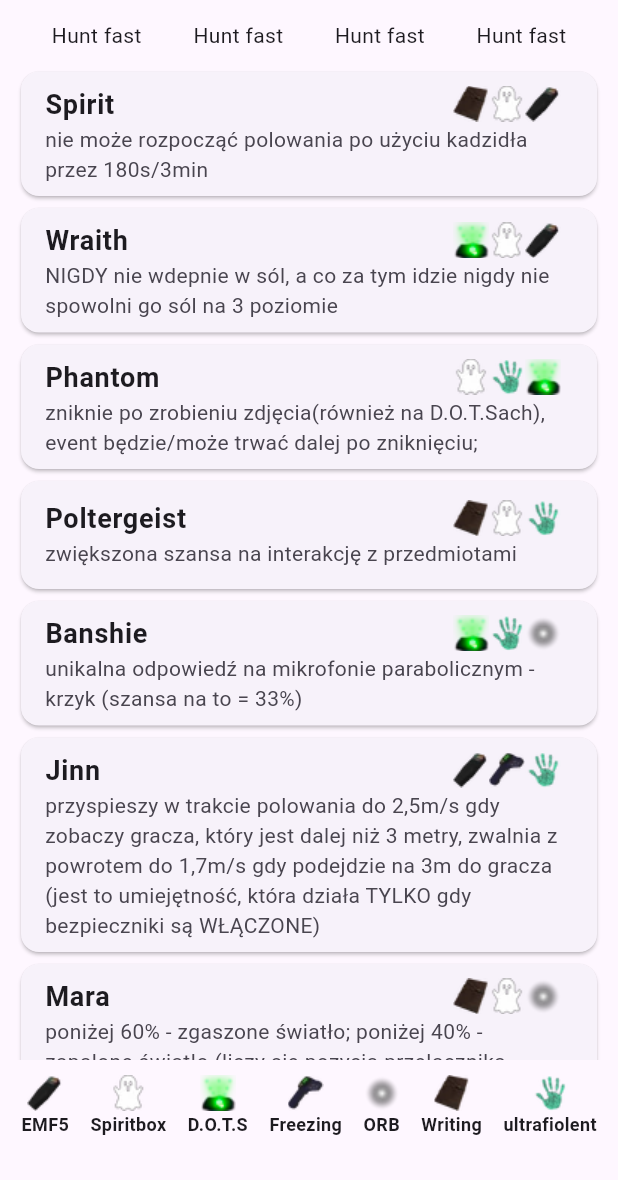
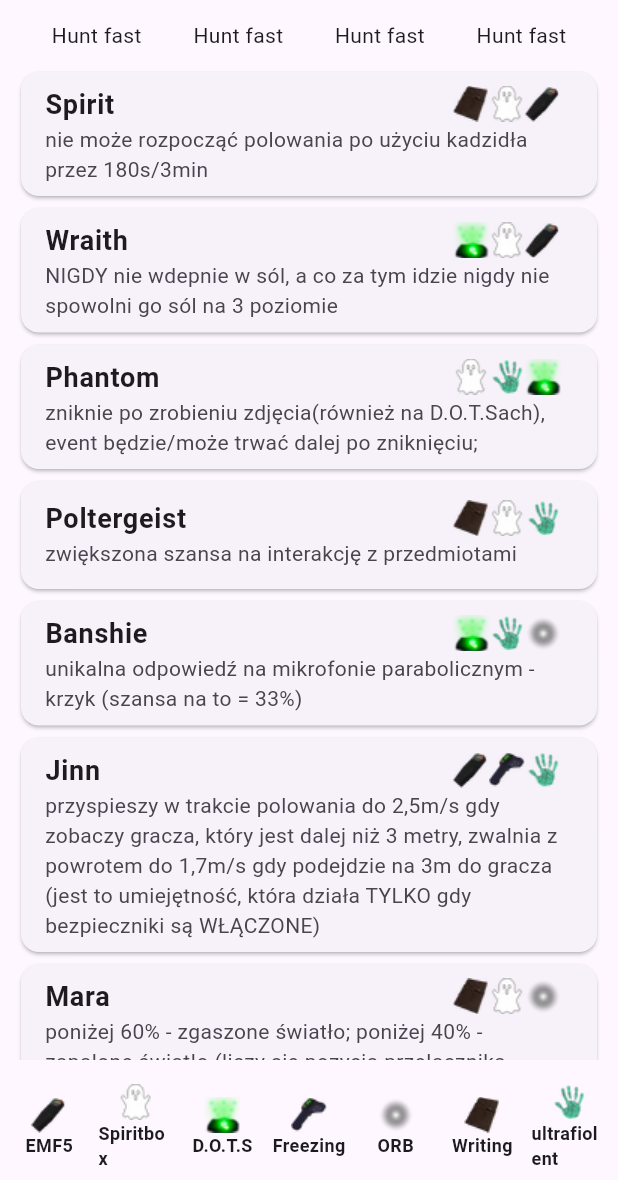
Before and after one commit to kakus94/flutter_phasmohelper, a Flutter app: the screen it shows after launch, on a phone screen of 412 x 824 dp, the part 56-1236 px from its top. Run offline on Flutter 3.47's test engine with Material 3 defaults, Android fonts, the light colour scheme and no system bars; our stand-ins replace flutter_bloc, get_it, go_router; generated files the repository leaves out were written again.

Commit message:
refactor code

```diff
--- a/lib/main/subview/bottom_navbar.dart
+++ b/lib/main/subview/bottom_navbar.dart
@@ -1,3 +1,5 @@
+import 'dart:math';
+
 import 'package:flutter/material.dart';
 import 'package:flutter_bloc/flutter_bloc.dart';
 import 'package:flutter_phasmohelper/config/di.dart';
@@ -11,7 +13,7 @@ class BottomNavbar extends StatelessWidget {
 
   Color getColor(Evidence evidence) {
     if (getIt<MainCubit>().isEvidence(evidence)) {
-      return Colors.green;
+      return Colors.green.shade200;
     } else {
       return Colors.transparent;
     }
@@ -34,56 +36,47 @@ class BottomNavbar extends StatelessWidget {
               child: Row(
                 mainAxisAlignment: MainAxisAlignment.spaceEvenly,
                 children: [
-
-                  Container(
-                      color: getColor(Evidence.emf5),
-                      child: itemNav("EMF5", 'assets/emf.png',
-                          onTap: () => changeEv(Evidence.emf5))),
-
-
-                  Container(
-                    color: getColor(Evidence.spiritBox),
-                    child: itemNav("Spiritbox", 'assets/spiritbox.png',
-                        onTap: () => getIt<MainCubit>()
-                            .changeEvidence(Evidence.spiritBox)),
+                  itemNav(
+                    "EMF5",
+                    'assets/emf.png',
+                    Evidence.emf5,
+                    onTap: () => changeEv(Evidence.emf5),
                   ),
-
-
-                  Container(
-                    color: getColor(Evidence.dots),
-                    child: itemNav("D.O.T.S", 'assets/dots.png',
-                        onTap: () =>
-                            getIt<MainCubit>().changeEvidence(Evidence.dots)),
+                  itemNav(
+                    "Spiritbox",
+                    'assets/spiritbox.png',
+                    Evidence.spiritBox,
+                    onTap: () => changeEv(Evidence.spiritBox),
                   ),
-
-
-                  Container(
-                    color: getColor(Evidence.freezing),
-                    child: itemNav("Freezing", 'assets/mrozne.png',
-                        onTap: () =>
-                            getIt<MainCubit>().changeEvidence(Evidence.freezing)),
+                  itemNav(
+                    "D.O.T.S",
+                    'assets/dots.png',
+                    Evidence.dots,
+                    onTap: () => changeEv(Evidence.dots),
                   ),
-
-
-                  Container(
-                    color: getColor(Evidence.orbs),
-                    child: itemNav("ORB", 'assets/orb.png',
-                        onTap: () =>
-                            getIt<MainCubit>().changeEvidence(Evidence.orbs)),
+                  itemNav(
+                    "Freezing",
+                    'assets/mrozne.png',
+                    Evidence.freezing,
+                    onTap: () => changeEv(Evidence.freezing),
                   ),
-
-                  Container(
-                    color: getColor(Evidence.ghostWriting),
-                    child: itemNav("Writing", 'assets/pismo.png',
-                        onTap: () => getIt<MainCubit>()
-                            .changeEvidence(Evidence.ghostWriting)),
+                  itemNav(
+                    "ORB",
+                    'assets/orb.png',
+                    Evidence.orbs,
+                    onTap: () => changeEv(Evidence.orbs),
                   ),
-
-                  Container(
-                    color: getColor(Evidence.ultrafilet),
-                    child: itemNav("ultrafiolent", 'assets/ultrafiolet.png',
-                        onTap: () => getIt<MainCubit>()
-                            .changeEvidence(Evidence.ultrafilet)),
+                  itemNav(
+                    "Writing",
+                    'assets/pismo.png',
+                    Evidence.ghostWriting,
+                    onTap: () => changeEv(Evidence.ghostWriting),
+                  ),
+                  itemNav(
+                    "ultrafiolent",
+                    'assets/ultrafiolet.png',
+                    Evidence.ultrafilet,
+                    onTap: () => changeEv(Evidence.ultrafilet),
                   ),
                 ],
               ),
@@ -92,11 +85,20 @@ class BottomNavbar extends StatelessWidget {
     );
   }
 
-  GestureDetector itemNav(String title, String icon,
+  SizedBox itemNav(String title, String icon, Evidence evidence,
       {required Function onTap}) {
-    return GestureDetector(
+    return SizedBox(
+      width: 50,
+      height: 75,
+      child: GestureDetector(
         onTap: () => onTap(),
+        child: Container(
+        decoration: BoxDecoration(
+          color: getColor(evidence),
+          borderRadius: BorderRadius.circular(10),
+        ),
           child: Column(
+            mainAxisAlignment: MainAxisAlignment.center,
             children: [
               Image.asset(icon),
               Text(
@@ -105,6 +107,8 @@ class BottomNavbar extends StatelessWidget {
               ),
             ],
           ),
+        ),
+      ),
     );
   }
 }
```
Lines whose indentation alone changed are shown as unchanged.
